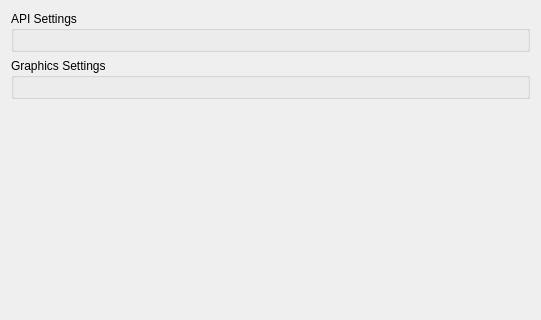
Qt form src/yuzu/configuration/configure_graphics.ui (rorrim-rorrim/eden-alt) before a commit; both pictures show x 0 to 541 and y 0 to 320 of the 541 by 759 pixel window.
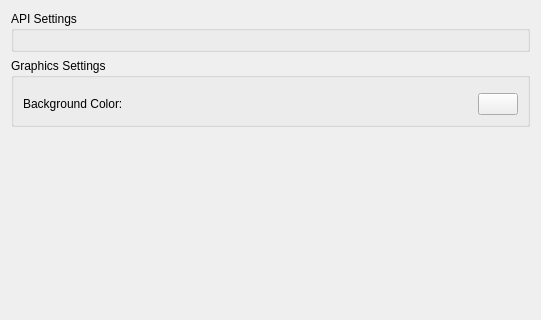
The same form after that commit.

Commit message:
configure_graphics: Reimplement bg_color
To specialized a setting to be worth adding to the shared_widget imo,
so add it roughly like before.

Patch:
```diff
--- a/src/yuzu/configuration/configure_graphics.ui
+++ b/src/yuzu/configuration/configure_graphics.ui
@@ -76,6 +76,56 @@
           </layout>
          </widget>
         </item>
+        <item>
+         <widget class="QWidget" name="bg_widget" native="true">
+          <layout class="QHBoxLayout" name="bg_layout">
+           <property name="leftMargin">
+            <number>0</number>
+           </property>
+           <property name="topMargin">
+            <number>0</number>
+           </property>
+           <property name="rightMargin">
+            <number>0</number>
+           </property>
+           <property name="bottomMargin">
+            <number>0</number>
+           </property>
+           <item>
+            <widget class="QLabel" name="label">
+             <property name="sizePolicy">
+              <sizepolicy hsizetype="Expanding" vsizetype="Preferred">
+               <horstretch>0</horstretch>
+               <verstretch>0</verstretch>
+              </sizepolicy>
+             </property>
+             <property name="text">
+              <string>Background Color:</string>
+             </property>
+            </widget>
+           </item>
+           <item>
+            <widget class="QPushButton" name="bg_button">
+             <property name="sizePolicy">
+              <sizepolicy hsizetype="Preferred" vsizetype="Preferred">
+               <horstretch>0</horstretch>
+               <verstretch>0</verstretch>
+              </sizepolicy>
+             </property>
+             <property name="maximumSize">
+              <size>
+               <width>40</width>
+               <height>16777215</height>
+              </size>
+             </property>
+             <property name="text">
+              <string/>
+             </property>
+            </widget>
+           </item>
+          </layout>
+         </widget>
+        </item>
        </layout>
       </widget>
      </item>
```
The commit also changes 2 other files.
